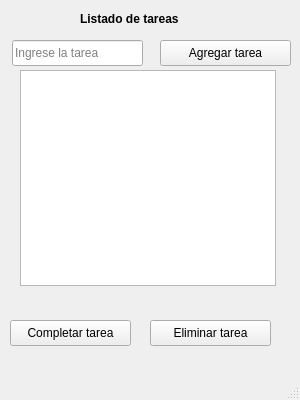
The window that ui/todo_grafico.ui (EmanuelMonella/ToDO) describes before a commit, drawn with Qt 5.
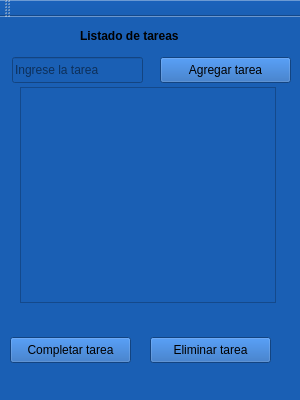
The same window after the commit.

```diff
--- a/ui/todo_grafico.ui
+++ b/ui/todo_grafico.ui
@@ -13,6 +13,9 @@
   <property name="windowTitle">
    <string>MainWindow</string>
   </property>
+  <property name="styleSheet">
+   <string notr="true">background-color: rgb(26, 95, 180);</string>
+  </property>
   <widget class="QWidget" name="centralwidget">
    <widget class="QPushButton" name="boton_agregar">
     <property name="geometry">
@@ -112,6 +115,17 @@
    </property>
   </widget>
   <widget class="QStatusBar" name="statusbar"/>
+  <widget class="QToolBar" name="toolBar">
+   <property name="windowTitle">
+    <string>toolBar</string>
+   </property>
+   <attribute name="toolBarArea">
+    <enum>TopToolBarArea</enum>
+   </attribute>
+   <attribute name="toolBarBreak">
+    <bool>false</bool>
+   </attribute>
+  </widget>
  </widget>
  <resources/>
  <connections/>
```
Left out of the diff: 4 changed lines with no effect on the pictures.
